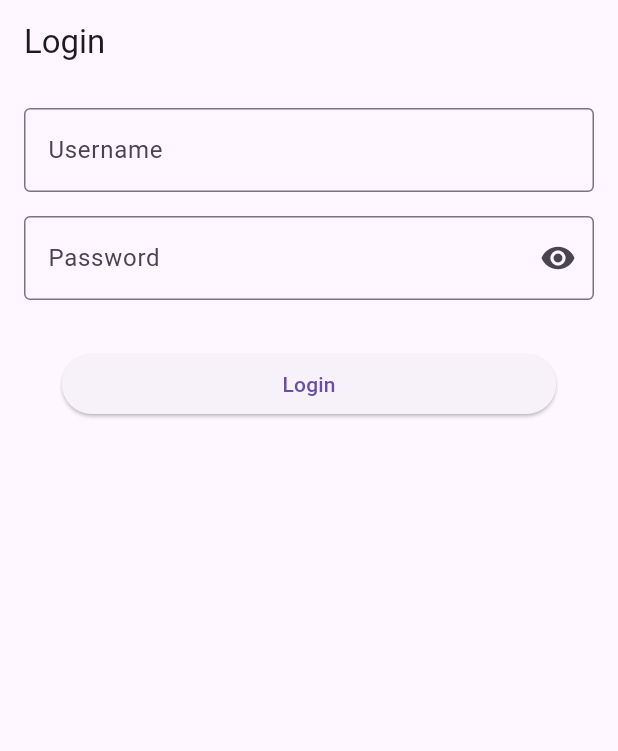
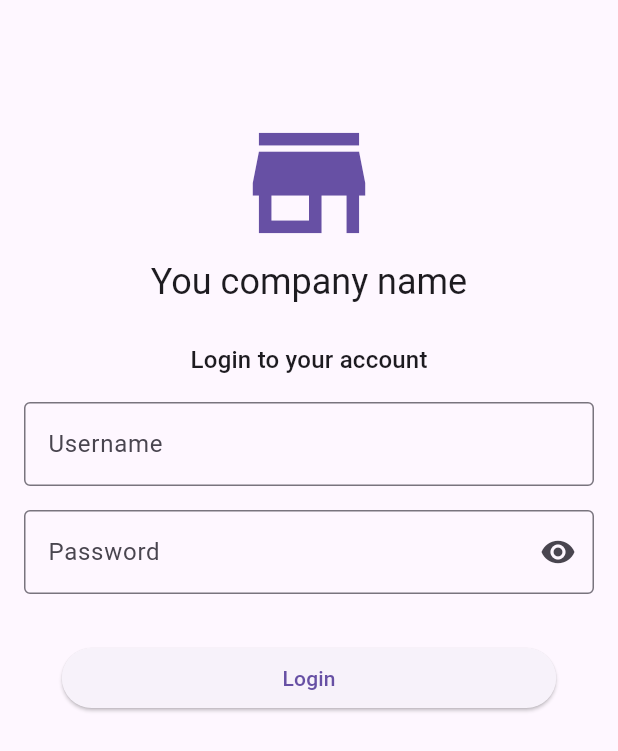
Before and after one commit to ogak-github/my_flutter_starter, a Flutter app: the screen it shows after launch, on a phone screen of 412 x 824 dp. Shown: the top 751 px of the screen. Run offline on Flutter 3.47's test engine with Material 3 defaults, Android fonts, the phone set to English and light mode, and no system bars; our stand-ins replace dio, flutter_hooks, flutter_secure_storage, go_router, hooks_riverpod, riverpod_annotation; missing offline and left inert: mylogger; generated files the repository leaves out were written again.

Commit message:
simple template login form

```diff
--- a/lib/features/auth/ui/login_screen.dart
+++ b/lib/features/auth/ui/login_screen.dart
@@ -11,11 +11,30 @@ class LoginScreen extends HookConsumerWidget {
   @override
   Widget build(BuildContext context, WidgetRef ref) {
     return Scaffold(
-      appBar: AppBar(title: const Text("Login")),
+      appBar: AppBar(),
       body: SingleChildScrollView(
         child: Container(
           padding: const EdgeInsets.all(16.0),
-          child: _LoginForm(),
+          child: Column(
+            children: [
+              Icon(
+                Icons.store,
+                size: 100,
+                color: Theme.of(context).colorScheme.primary,
+              ),
+              Text(
+                "You company name",
+                style: Theme.of(context).textTheme.headlineSmall,
+              ),
+              const SizedBox(height: 24),
+              Text(
+                "Login to your account",
+                style: Theme.of(context).textTheme.titleMedium,
+              ),
+              const SizedBox(height: 16),
+              _LoginForm(),
+            ],
+          ),
         ),
       ),
     );
@@ -23,7 +42,7 @@ class LoginScreen extends HookConsumerWidget {
 }
 
 class _LoginForm extends HookConsumerWidget {
-  _LoginForm({super.key});
+  _LoginForm();
 
   final formKey = GlobalKey<FormState>();
   @override
```
